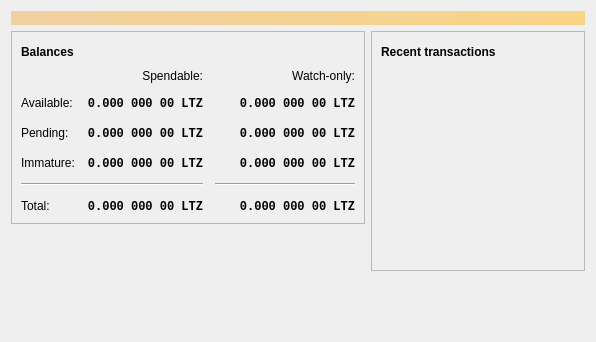
Qt form src/qt/forms/overviewpage.ui (litecoinz-core/bitcoin) before a commit.
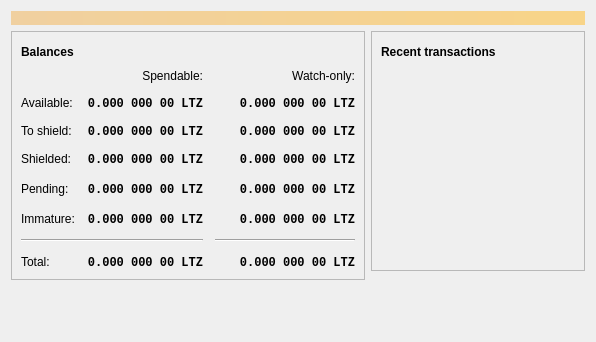
The same form after that commit. Icons and pictures are not drawn.

Commit message: [gui] Add shield information on overview page

```diff
--- a/src/qt/forms/overviewpage.ui
+++ b/src/qt/forms/overviewpage.ui
@@ -114,7 +114,7 @@
             <property name="spacing">
              <number>12</number>
             </property>
-            <item row="2" column="2">
+            <item row="4" column="2">
              <widget class="QLabel" name="labelWatchPending">
               <property name="font">
                <font>
@@ -140,7 +140,7 @@
               </property>
              </widget>
             </item>
-            <item row="2" column="1">
+            <item row="4" column="1">
              <widget class="QLabel" name="labelUnconfirmed">
               <property name="font">
                <font>
@@ -166,7 +166,7 @@
               </property>
              </widget>
             </item>
-            <item row="3" column="2">
+            <item row="5" column="2">
              <widget class="QLabel" name="labelWatchImmature">
               <property name="font">
                <font>
@@ -192,14 +192,14 @@
               </property>
              </widget>
             </item>
-            <item row="4" column="0" colspan="2">
+            <item row="6" column="0" colspan="2">
              <widget class="Line" name="line">
               <property name="orientation">
                <enum>Qt::Horizontal</enum>
               </property>
              </widget>
             </item>
-            <item row="4" column="2">
+            <item row="6" column="2">
              <widget class="Line" name="lineWatchBalance">
               <property name="sizePolicy">
                <sizepolicy hsizetype="Preferred" vsizetype="Fixed">
@@ -218,14 +218,14 @@
               </property>
              </widget>
             </item>
-            <item row="5" column="0">
+            <item row="7" column="0">
              <widget class="QLabel" name="labelTotalText">
               <property name="text">
                <string>Total:</string>
               </property>
              </widget>
             </item>
-            <item row="3" column="1">
+            <item row="5" column="1">
              <widget class="QLabel" name="labelImmature">
               <property name="font">
                <font>
@@ -251,7 +251,7 @@
               </property>
              </widget>
             </item>
-            <item row="2" column="3">
+            <item row="4" column="3">
              <spacer name="horizontalSpacer_2">
               <property name="orientation">
                <enum>Qt::Horizontal</enum>
@@ -264,14 +264,14 @@
               </property>
              </spacer>
             </item>
-            <item row="3" column="0">
+            <item row="5" column="0">
              <widget class="QLabel" name="labelImmatureText">
               <property name="text">
                <string>Immature:</string>
               </property>
              </widget>
             </item>
-            <item row="5" column="1">
+            <item row="7" column="1">
              <widget class="QLabel" name="labelTotal">
               <property name="font">
                <font>
@@ -297,7 +297,7 @@
               </property>
              </widget>
             </item>
-            <item row="5" column="2">
+            <item row="7" column="2">
              <widget class="QLabel" name="labelWatchTotal">
               <property name="font">
                <font>
@@ -392,7 +392,7 @@
               </property>
              </widget>
             </item>
-            <item row="2" column="0">
+            <item row="4" column="0">
              <widget class="QLabel" name="labelPendingText">
               <property name="text">
                <string>Pending:</string>
@@ -409,6 +409,124 @@
               </property>
              </widget>
             </item>
+            <item row="2" column="0">
+             <widget class="QLabel" name="labelToShieldBalanceText">
+              <property name="text">
+               <string>To shield:</string>
+              </property>
+             </widget>
+            </item>
+            <item row="2" column="1">
+             <widget class="QLabel" name="labelToShieldBalance">
+              <property name="font">
+               <font>
+                <family>Monospace</family>
+                <weight>75</weight>
+                <bold>true</bold>
+               </font>
+              </property>
+              <property name="cursor">
+               <cursorShape>IBeamCursor</cursorShape>
+              </property>
+              <property name="toolTip">
+               <string>Your current balance that needs to be shielded</string>
+              </property>
+              <property name="text">
+               <string notr="true">0.000 000 00 LTZ</string>
+              </property>
+              <property name="alignment">
+               <set>Qt::AlignRight|Qt::AlignTrailing|Qt::AlignVCenter</set>
+              </property>
+              <property name="textInteractionFlags">
+               <set>Qt::LinksAccessibleByMouse|Qt::TextSelectableByKeyboard|Qt::TextSelectableByMouse</set>
+              </property>
+             </widget>
+            </item>
+            <item row="2" column="2">
+             <widget class="QLabel" name="labelToShieldWatchAvailable">
+              <property name="font">
+               <font>
+                <family>Monospace</family>
+                <weight>75</weight>
+                <bold>true</bold>
+               </font>
+              </property>
+              <property name="cursor">
+               <cursorShape>IBeamCursor</cursorShape>
+              </property>
+              <property name="toolTip">
+               <string>Your current balance in the watch-only addresses that need to be shielded</string>
+              </property>
+              <property name="text">
+               <string notr="true">0.000 000 00 LTZ</string>
+              </property>
+              <property name="alignment">
+               <set>Qt::AlignRight|Qt::AlignTrailing|Qt::AlignVCenter</set>
+              </property>
+              <property name="textInteractionFlags">
+               <set>Qt::LinksAccessibleByMouse|Qt::TextSelectableByKeyboard|Qt::TextSelectableByMouse</set>
+              </property>
+             </widget>
+            </item>
+            <item row="3" column="0">
+             <widget class="QLabel" name="labelShieldedBalanceText">
+              <property name="text">
+               <string>Shielded:</string>
+              </property>
+             </widget>
+            </item>
+            <item row="3" column="1">
+             <widget class="QLabel" name="labelShieldedBalance">
+              <property name="font">
+               <font>
+                <family>Monospace</family>
+                <weight>75</weight>
+                <bold>true</bold>
+               </font>
+              </property>
+              <property name="cursor">
+               <cursorShape>IBeamCursor</cursorShape>
+              </property>
+              <property name="toolTip">
+               <string>Your current spendable shielded balance</string>
+              </property>
+              <property name="text">
+               <string notr="true">0.000 000 00 LTZ</string>
+              </property>
+              <property name="alignment">
+               <set>Qt::AlignRight|Qt::AlignTrailing|Qt::AlignVCenter</set>
+              </property>
+              <property name="textInteractionFlags">
+               <set>Qt::LinksAccessibleByMouse|Qt::TextSelectableByKeyboard|Qt::TextSelectableByMouse</set>
+              </property>
+             </widget>
+            </item>
+            <item row="3" column="2">
+             <widget class="QLabel" name="labelShieldedWatchAvailable">
+              <property name="font">
+               <font>
+                <family>Monospace</family>
+                <weight>75</weight>
+                <bold>true</bold>
+               </font>
+              </property>
+              <property name="cursor">
+               <cursorShape>IBeamCursor</cursorShape>
+              </property>
+              <property name="toolTip">
+               <string>Your current shielded balance in watch-only addresses</string>
+              </property>
+              <property name="text">
+               <string notr="true">0.000 000 00 LTZ</string>
+              </property>
+              <property name="alignment">
+               <set>Qt::AlignRight|Qt::AlignTrailing|Qt::AlignVCenter</set>
+              </property>
+              <property name="textInteractionFlags">
+               <set>Qt::LinksAccessibleByMouse|Qt::TextSelectableByKeyboard|Qt::TextSelectableByMouse</set>
+              </property>
+             </widget>
+            </item>
            </layout>
           </item>
          </layout>
```
The commit also changes 1 other file.
